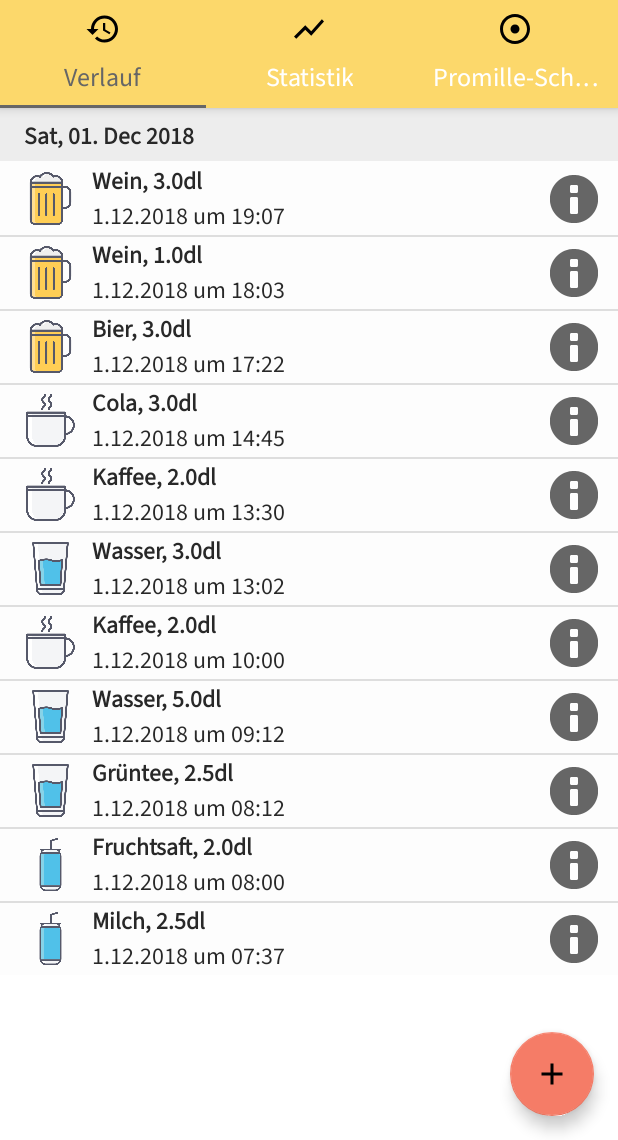
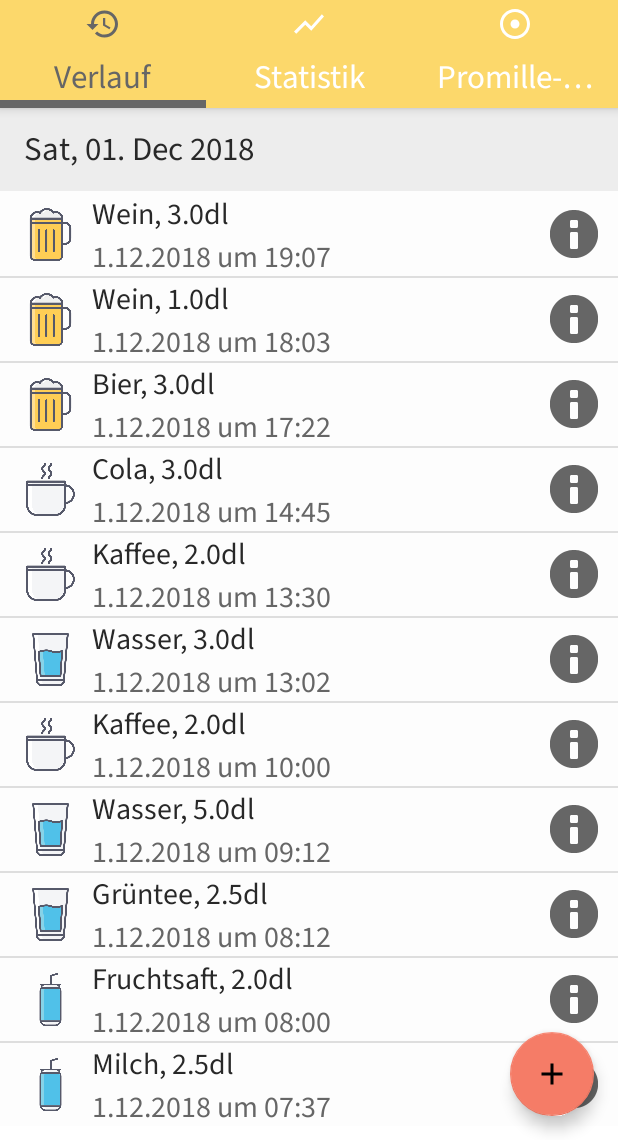
Before and after one commit to trinkster/trinkster, an Android app: the screen it shows after launch (MainActivity), on a phone screen of 412 x 824 dp, the part 96-1236 px from its top. Run offline under Robolectric (Android 15) with nearby library versions, the phone set to English and light mode, and no system bars; libraries missing offline, so code that uses them is left out: com.github.mikephil.charting, ru.slybeaver.slycalendarview; 5 statements that could not run were skipped.

Commit message:
this fixes a few design errors. Also fixes tab behavior and tab styling when selected/unselected

```diff
--- a/app/src/main/java/ch/bfh/btx8108/trinkster/MainActivity.java
+++ b/app/src/main/java/ch/bfh/btx8108/trinkster/MainActivity.java
@@ -1,10 +1,12 @@
 package ch.bfh.btx8108.trinkster;
 
+import android.graphics.PorterDuff;
 import android.os.Bundle;
 import android.support.design.widget.TabLayout;
 import android.support.v4.app.Fragment;
 import android.support.v4.app.FragmentManager;
 import android.support.v4.app.FragmentPagerAdapter;
+import android.support.v4.content.ContextCompat;
 import android.support.v4.view.ViewPager;
 import android.support.v7.app.AppCompatActivity;
 import android.support.v7.widget.Toolbar;
@@ -47,14 +49,8 @@ public class MainActivity extends AppCompatActivity {
         mTabLayout.addOnTabSelectedListener(new TabLayout.ViewPagerOnTabSelectedListener(mViewPager){
             @Override
             public void onTabSelected(TabLayout.Tab tab) {
-                Log.d(LOG_TAG, "onTabSelected(): enter");
-                Log.d(LOG_TAG, "onTabSelected(): switch to tab - '"+tab.getText().toString()+"'");
-
+                // handle the possibility of HistoryAddFragment being open and tabswitching being done
                 SectionsPagerAdapter tmpSectionPagerAdapter = (SectionsPagerAdapter) mViewPager.getAdapter();
-
-                Log.d(LOG_TAG, "onTabSelected(): current history-fragment: '"+tmpSectionPagerAdapter.mFragmentAtPos0+"'");
-                Log.d(LOG_TAG, "onTabSelected(): mFragmentAtPos0 is instanceof HistoryAddFragment: '"+(tmpSectionPagerAdapter.mFragmentAtPos0 instanceof HistoryAddFragment)+"'");
-
                 if( (tab.getText().toString().equals(getString(R.string.tab_text_1))) && (tmpSectionPagerAdapter.mFragmentAtPos0 instanceof HistoryAddFragment) ){
                     Log.d(LOG_TAG, "onTabSelected(): We're switching back to verlaufs-tab and the HistoryAddFragment was last seen");
                     ((HistoryAddFragment) mSectionsPagerAdapter.getItem(0)).backPressed();
@@ -65,6 +61,20 @@ public class MainActivity extends AppCompatActivity {
                     super.onTabSelected(tab);
                 }
 
+                int tabIconColor = ContextCompat.getColor(mViewPager.getContext(), R.color.colorPrimaryDark);
+                tab.getIcon().setColorFilter(tabIconColor, PorterDuff.Mode.SRC_IN);
+            }
+
+            @Override
+            public void onTabUnselected(TabLayout.Tab tab) {
+                super.onTabUnselected(tab);
+                int tabIconColor = ContextCompat.getColor(mViewPager.getContext(), R.color.colorWhite);
+                tab.getIcon().setColorFilter(tabIconColor, PorterDuff.Mode.SRC_IN);
+            }
+
+            @Override
+            public void onTabReselected(TabLayout.Tab tab) {
+                super.onTabReselected(tab);
             }
 
         });
--- a/app/src/main/res/drawable/ic_chart_darkgrey_24dp.xml
+++ b/app/src/main/res/drawable/ic_chart_darkgrey_24dp.xml
@@ -1,5 +1,5 @@
 <vector android:height="24dp" android:tint="#666666"
     android:viewportHeight="24.0" android:viewportWidth="24.0"
     android:width="24dp" xmlns:android="http://schemas.android.com/apk/res/android">
-    <path android:fillColor="#FF000000" android:pathData="M3.5,18.49l6,-6.01 4,4L22,6.92l-1.41,-1.41 -7.09,7.97 -4,-4L2,16.99z"/>
+    <path android:fillColor="#FFFFFF" android:pathData="M3.5,18.49l6,-6.01 4,4L22,6.92l-1.41,-1.41 -7.09,7.97 -4,-4L2,16.99z"/>
 </vector>
--- a/app/src/main/res/drawable/ic_history_darkgrey_24dp.xml
+++ b/app/src/main/res/drawable/ic_history_darkgrey_24dp.xml
@@ -1,5 +1,5 @@
 <vector android:height="24dp" android:tint="#666666"
     android:viewportHeight="24.0" android:viewportWidth="24.0"
     android:width="24dp" xmlns:android="http://schemas.android.com/apk/res/android">
-    <path android:fillColor="#FF000000" android:pathData="M13,3c-4.97,0 -9,4.03 -9,9L1,12l3.89,3.89 0.07,0.14L9,12L6,12c0,-3.87 3.13,-7 7,-7s7,3.13 7,7 -3.13,7 -7,7c-1.93,0 -3.68,-0.79 -4.94,-2.06l-1.42,1.42C8.27,19.99 10.51,21 13,21c4.97,0 9,-4.03 9,-9s-4.03,-9 -9,-9zM12,8v5l4.28,2.54 0.72,-1.21 -3.5,-2.08L13.5,8L12,8z"/>
+    <path android:fillColor="#666666" android:pathData="M13,3c-4.97,0 -9,4.03 -9,9L1,12l3.89,3.89 0.07,0.14L9,12L6,12c0,-3.87 3.13,-7 7,-7s7,3.13 7,7 -3.13,7 -7,7c-1.93,0 -3.68,-0.79 -4.94,-2.06l-1.42,1.42C8.27,19.99 10.51,21 13,21c4.97,0 9,-4.03 9,-9s-4.03,-9 -9,-9zM12,8v5l4.28,2.54 0.72,-1.21 -3.5,-2.08L13.5,8L12,8z"/>
 </vector>
--- a/app/src/main/res/drawable/ic_targetcircle_darkgrey_24dp.xml
+++ b/app/src/main/res/drawable/ic_targetcircle_darkgrey_24dp.xml
@@ -1,5 +1,5 @@
 <vector android:height="24dp" android:tint="#666666"
     android:viewportHeight="24.0" android:viewportWidth="24.0"
     android:width="24dp" xmlns:android="http://schemas.android.com/apk/res/android">
-    <path android:fillColor="#FF000000" android:pathData="M12,2C6.49,2 2,6.49 2,12s4.49,10 10,10 10,-4.49 10,-10S17.51,2 12,2zM12,20c-4.41,0 -8,-3.59 -8,-8s3.59,-8 8,-8 8,3.59 8,8 -3.59,8 -8,8zM15,12c0,1.66 -1.34,3 -3,3s-3,-1.34 -3,-3 1.34,-3 3,-3 3,1.34 3,3z"/>
+    <path android:fillColor="#FFFFFF" android:pathData="M12,2C6.49,2 2,6.49 2,12s4.49,10 10,10 10,-4.49 10,-10S17.51,2 12,2zM12,20c-4.41,0 -8,-3.59 -8,-8s3.59,-8 8,-8 8,3.59 8,8 -3.59,8 -8,8zM15,12c0,1.66 -1.34,3 -3,3s-3,-1.34 -3,-3 1.34,-3 3,-3 3,1.34 3,3z"/>
 </vector>
--- a/app/src/main/res/layout/activity_history_drinklist.xml
+++ b/app/src/main/res/layout/activity_history_drinklist.xml
@@ -3,7 +3,7 @@
     xmlns:app="http://schemas.android.com/apk/res-auto"
     xmlns:tools="http://schemas.android.com/tools"
     android:layout_width="match_parent"
-    android:layout_height="wrap_content"
+    android:layout_height="55dp"
     android:background="@color/colorListBackground"
     android:gravity="center_vertical"
     android:minHeight="?attr/listPreferredItemHeightSmall"
@@ -21,7 +21,7 @@
     <LinearLayout
         android:id="@+id/drinklist_innerlayout"
         android:layout_width="wrap_content"
-        android:layout_height="wrap_content"
+        android:layout_height="match_parent"
         android:layout_marginLeft="10dp"
         android:layout_weight="1"
         android:gravity="center_vertical"
@@ -34,8 +34,8 @@
             android:ellipsize="marquee"
             android:gravity="center_vertical|start"
             android:singleLine="true"
-            android:textSize="16sp"
-            android:textStyle="bold"
+            android:textSize="20sp"
+            android:textStyle="normal"
             android:textColor="@color/colorListFont" />
 
         <TextView
@@ -45,8 +45,8 @@
             android:ellipsize="marquee"
             android:gravity="center_vertical|start"
             android:singleLine="true"
-            android:textSize="16sp"
-            android:textColor="@color/colorListFont" />
+            android:textSize="20sp"
+            android:textColor="@color/colorFontSecond" />
 
     </LinearLayout>
 
--- a/app/src/main/res/layout/activity_history_drinklist_dateheader.xml
+++ b/app/src/main/res/layout/activity_history_drinklist_dateheader.xml
@@ -1,19 +1,20 @@
 <?xml version="1.0" encoding="utf-8"?>
 
 <LinearLayout xmlns:android="http://schemas.android.com/apk/res/android"
-    android:orientation="vertical" android:layout_width="match_parent"
-    android:layout_height="match_parent">
+    android:orientation="vertical"
+    android:layout_width="match_parent"
+    android:layout_height="55dp">
 
     <TextView
         android:id="@+id/separator"
         android:layout_width="fill_parent"
-        android:layout_height="35dp"
-        android:paddingTop="7dp"
+        android:layout_height="match_parent"
+        android:paddingTop="12dp"
         android:paddingStart="?android:attr/listPreferredItemPaddingStart"
-        android:paddingBottom="7dp"
+        android:paddingBottom="12dp"
         android:background="@color/colorHeadingBackground"
-        android:textSize="16sp"
-        android:textStyle="bold"
+        android:textSize="22sp"
+        android:textStyle="normal"
         android:textColor="@color/colorListFont"
         />
 
--- a/app/src/main/res/layout/activity_main.xml
+++ b/app/src/main/res/layout/activity_main.xml
@@ -24,7 +24,6 @@
             app:layout_scrollFlags="scroll|enterAlways"
             app:popupTheme="@style/AppTheme.PopupOverlay"
             app:title="@string/app_name">
-
         </android.support.v7.widget.Toolbar>
 
         <android.support.design.widget.TabLayout
@@ -32,12 +31,12 @@
             android:layout_width="match_parent"
             android:layout_height="wrap_content"
             android:background="@color/colorSecondary"
+            app:tabGravity="fill"
+            app:tabIndicatorColor="@color/colorPrimaryDark"
+            app:tabIndicatorHeight="5sp"
             app:tabSelectedTextColor="@color/colorPrimaryDark"
-            app:tabTextColor="@color/colorWhite"
-            app:tabIndicatorColor="@color/colorPrimaryDark"
-            app:tabMode="fixed"
-            app:tabTextAppearance="@style/customTabTextAppearance"
-            >
+            app:tabTextAppearance="@style/tabTextStyle"
+            app:tabTextColor="@color/colorWhite">
 
             <android.support.design.widget.TabItem
                 android:id="@+id/tabHistory"
--- a/app/src/main/res/values/styles.xml
+++ b/app/src/main/res/values/styles.xml
@@ -19,9 +19,9 @@
         <item name="android:windowLightStatusBar">false</item>
     </style>
 
-    <style name="customTabTextAppearance" parent="@style/AppTheme">
-        <item name="android:singleLine">true</item>
-        <item name="android:textSize">17sp</item>
+    <style name="tabTextStyle" parent="@style/AppTheme">
+        <item name="android:singleLine">false</item>
+        <item name="android:textSize">22sp</item>
     </style>
 
     <style name="AppTheme.NoActionBar">
```
